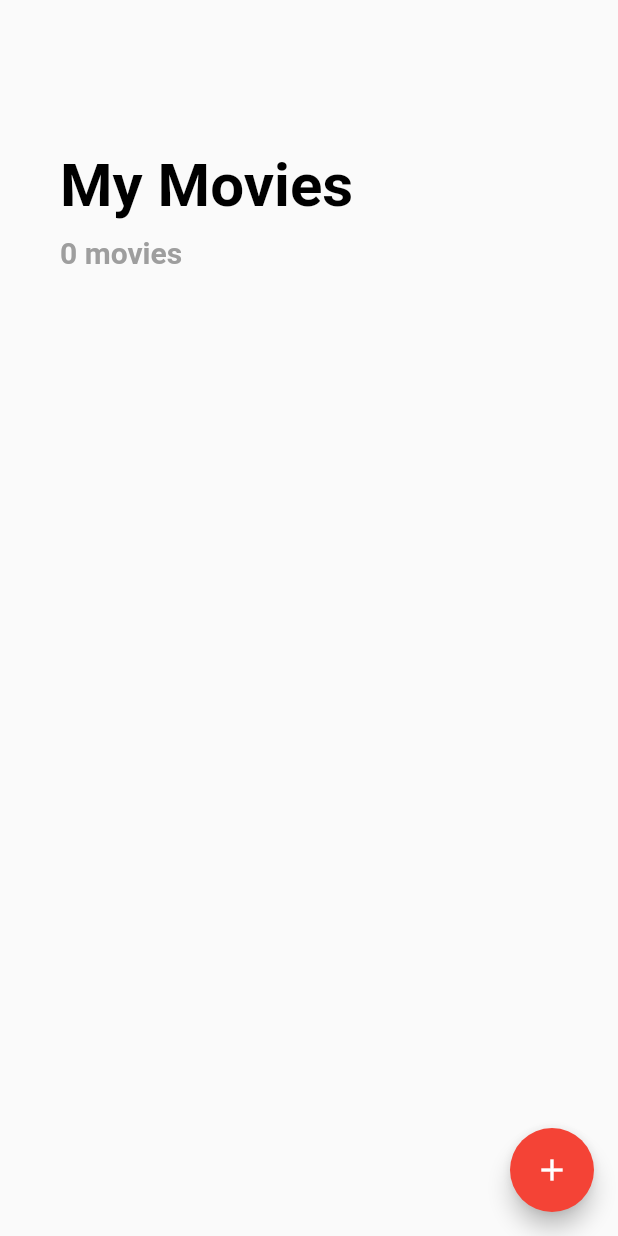
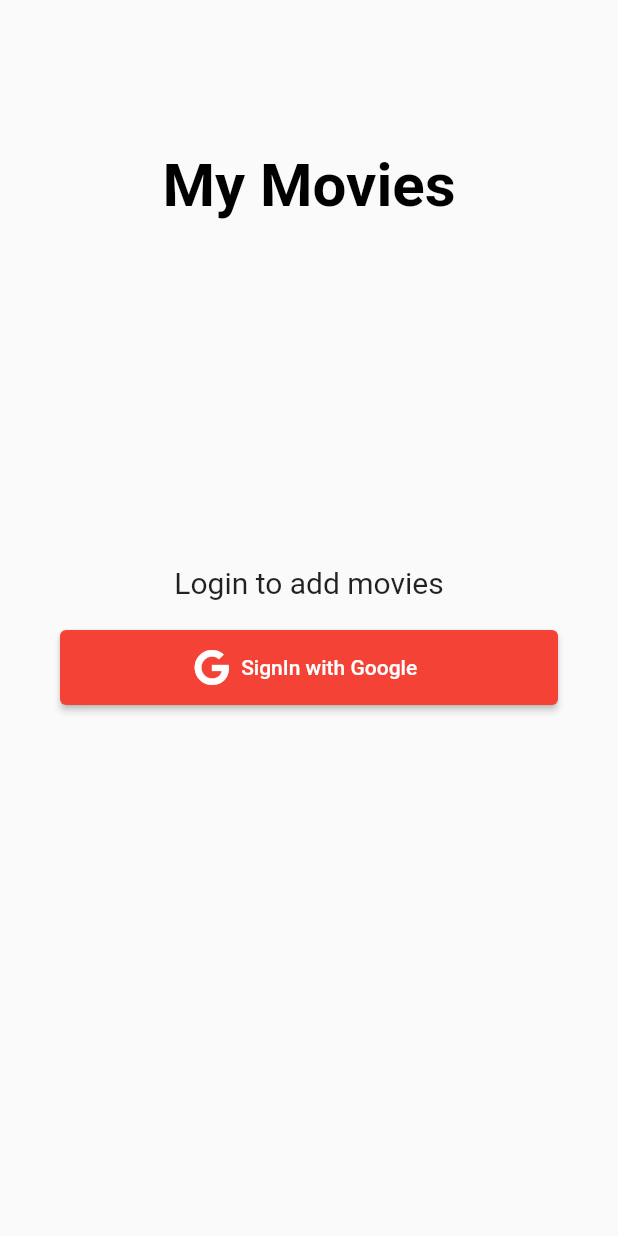
Before and after one commit to notAnkur/flutter_movie, a Flutter app: the screen it shows after launch, on a phone screen of 412 x 824 dp. Run offline on Flutter 3.47's test engine with Material 2 defaults, Android fonts, the phone set to English and light mode, and no system bars; our stand-ins replace firebase_auth, firebase_core, font_awesome_flutter, google_sign_in, image_picker, sqflite; accounts and stored records are empty; key blocks and very long unbroken strings in the code were emptied for the run.

Commit message:
firebase google login

```diff
--- a/lib/main.dart
+++ b/lib/main.dart
@@ -1,6 +1,10 @@
+import 'package:firebase_auth/firebase_auth.dart';
 import 'package:flutter/material.dart';
+import 'package:provider/provider.dart';
+import 'package:yellowclass_movie/pages/log_in_page.dart';
 import 'package:yellowclass_movie/pages/movie_list_page.dart';
 import 'package:firebase_core/firebase_core.dart';
+import 'package:yellowclass_movie/provider/google_sign_in.dart';
 
 Future main() async {
   WidgetsFlutterBinding.ensureInitialized();
@@ -13,13 +17,31 @@ class MyApp extends StatelessWidget {
   // This widget is the root of your application.
   @override
   Widget build(BuildContext context) {
-    return MaterialApp(
-      title: 'Yellow Class Movie App',
-      debugShowCheckedModeBanner: false,
-      theme: ThemeData(
-        primarySwatch: Colors.red,
+    return ChangeNotifierProvider(
+      create: (context) => GoogleSignInProvider(),
+      child: MaterialApp(
+        title: 'Yellow Class Movie App',
+        debugShowCheckedModeBanner: false,
+        theme: ThemeData(
+          primarySwatch: Colors.red,
+        ),
+        home: StreamBuilder(
+          stream: FirebaseAuth.instance.authStateChanges(),
+          builder: (context, snapshot) {
+            if (snapshot.connectionState == ConnectionState.waiting) {
+              return Center(
+                child: CircularProgressIndicator(),
+              );
+            } else if (snapshot.hasData) {
+              return MovieListPage();
+            } else if (snapshot.hasError) {
+              return Center(child: Text("Error occured"));
+            } else {
+              return LogInPage();
+            }
+          },
+        ),
       ),
-      home: MovieListPage(),
     );
   }
 }
--- a/lib/pages/add_movie_page.dart
+++ b/lib/pages/add_movie_page.dart
@@ -110,7 +110,7 @@ class _AddMoviePageState extends State<AddMoviePage> {
                       child: TextFormField(
                         style: TextStyle(fontSize: 18.0),
                         decoration: InputDecoration(
-                            labelText: 'Title',
+                            labelText: 'Movie Name',
                             labelStyle: TextStyle(fontSize: 18.0),
                             border: OutlineInputBorder(
                                 borderRadius: BorderRadius.circular(10.0))),
--- /dev/null
+++ b/lib/pages/log_in_page.dart
@@ -0,0 +1,61 @@
+import 'package:flutter/material.dart';
+import 'package:font_awesome_flutter/font_awesome_flutter.dart';
+import 'package:provider/provider.dart';
+import 'package:yellowclass_movie/provider/google_sign_in.dart';
+
+class LogInPage extends StatelessWidget {
+  const LogInPage({Key? key}) : super(key: key);
+
+  @override
+  Widget build(BuildContext context) {
+    return Scaffold(
+      body: Container(
+        padding: EdgeInsets.symmetric(vertical: 80.0),
+        child: Column(
+          children: [
+            Padding(
+              padding: EdgeInsets.symmetric(horizontal: 40.0, vertical: 20.0),
+              child: Column(
+                crossAxisAlignment: CrossAxisAlignment.start,
+                children: <Widget>[
+                  Text('My Movies',
+                      style: TextStyle(
+                          color: Colors.black,
+                          fontSize: 40,
+                          fontWeight: FontWeight.bold)),
+                  SizedBox(
+                    height: 10,
+                  ),
+                ],
+              ),
+            ),
+            Padding(
+              padding: EdgeInsets.symmetric(horizontal: 40.0, vertical: 200.0),
+              child: Column(
+                children: [
+                  Text(
+                    'Login to add movies',
+                    style: TextStyle(fontSize: 20.0),
+                  ),
+                  SizedBox(height: 20.0),
+                  ElevatedButton.icon(
+                    style: ElevatedButton.styleFrom(
+                        minimumSize: Size(double.infinity, 50.0)),
+                    label: Text('SignIn with Google'),
+                    onPressed: () {
+                      final provider = Provider.of<GoogleSignInProvider>(
+                          context,
+                          listen: false);
+                      provider.GoogleLogin();
+                    },
+                    icon: FaIcon(FontAwesomeIcons.google),
+                  )
+                ],
+              ),
+            )
+          ],
+        ),
+      ),
+    );
+  }
+}
--- /dev/null
+++ b/lib/provider/google_sign_in.dart
@@ -0,0 +1,32 @@
+import 'package:firebase_auth/firebase_auth.dart';
+import 'package:flutter/material.dart';
+import 'package:google_sign_in/google_sign_in.dart';
+
+class GoogleSignInProvider extends ChangeNotifier {
+  final googleSignIn = GoogleSignIn();
+
+  GoogleSignInAccount? _user;
+
+  GoogleSignInAccount get user => _user!;
+
+  Future GoogleLogin() async {
+    final googleUser = await googleSignIn.signIn();
+
+    if (googleUser == null) return;
+    _user = googleUser;
+
+    final googleAuth = await googleUser.authentication;
+
+    final credential = GoogleAuthProvider.credential(
+        accessToken: googleAuth.accessToken, idToken: googleAuth.idToken);
+
+    await FirebaseAuth.instance.signInWithCredential(credential);
+
+    notifyListeners();
+  }
+
+  Future logout() async {
+    await googleSignIn.disconnect();
+    FirebaseAuth.instance.signOut();
+  }
+}
```
Also changed, not shown: lib/pages/movie_list_page.dart (+23 -5 lines).
